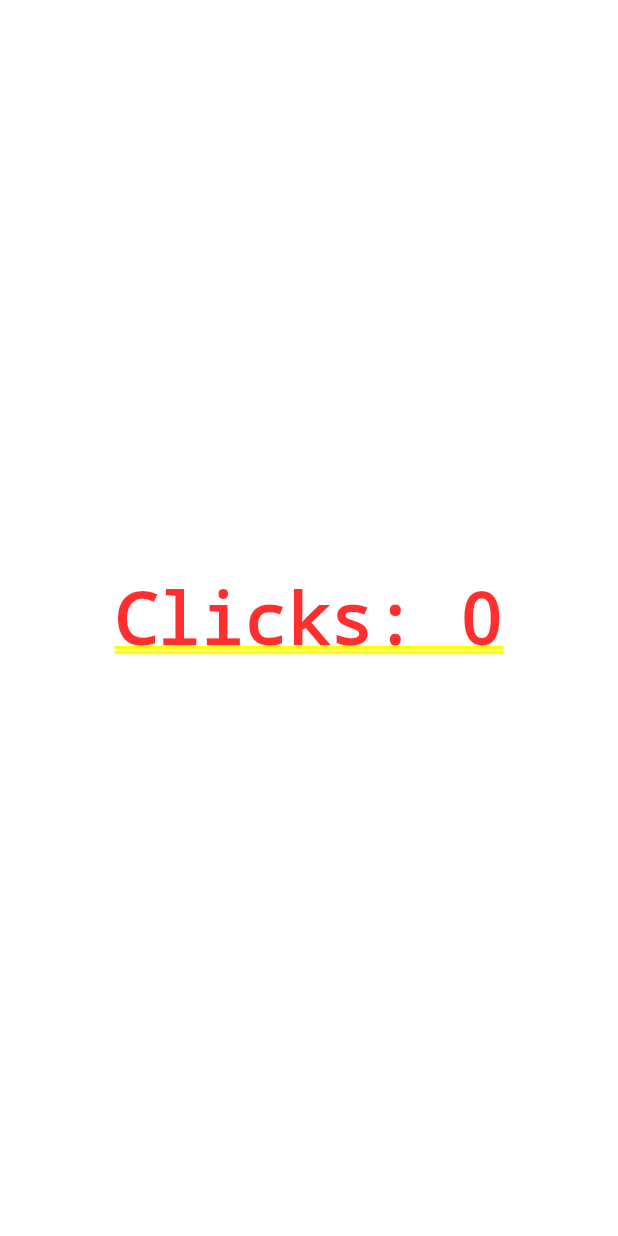
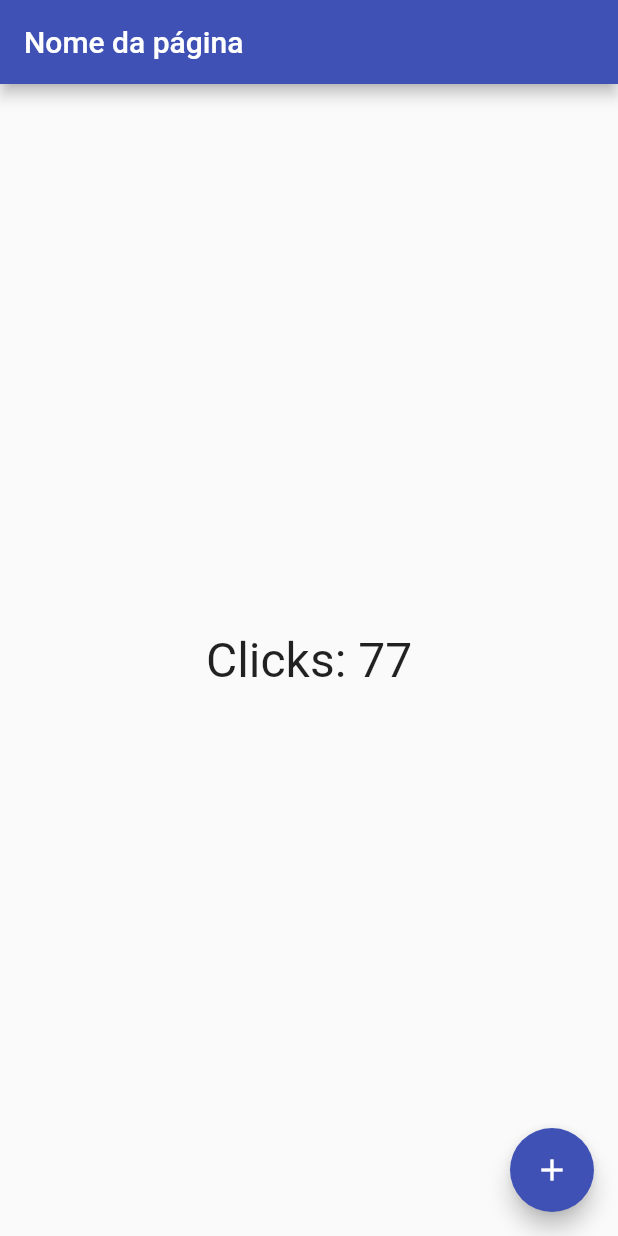
Before and after one commit to sousa-p/aprendendo_flutter, a Flutter app: the screen it shows after launch, on a phone screen of 412 x 824 dp. Run offline on Flutter 3.47's test engine with Material 2 defaults, Android fonts, the phone set to English and light mode, and no system bars.

Commit message:
Testando Scaffold

```diff
--- /dev/null
+++ b/lib/app_widget.dart
@@ -0,0 +1,10 @@
+import 'package:aprendendo_flutter/home_page.dart';
+import 'package:flutter/material.dart';
+
+class AppWidget extends StatelessWidget {
+  @override
+  Widget build(BuildContext context) {
+    return MaterialApp(
+        theme: ThemeData(primarySwatch: Colors.indigo), home: HomePage());
+  }
+}
--- /dev/null
+++ b/lib/home_page.dart
@@ -0,0 +1,35 @@
+import 'package:flutter/material.dart';
+
+class HomePage extends StatefulWidget {
+  @override
+  State<StatefulWidget> createState() {
+    return HomePageState();
+  }
+}
+
+class HomePageState extends State<HomePage> {
+  int counter = 77;
+
+  @override
+  Widget build(BuildContext context) {
+    return Scaffold(
+      appBar: AppBar(
+        title: Text('Nome da página'),
+      ),
+      body: Center(
+        child: Text(
+          'Clicks: $counter',
+          style: TextStyle(fontSize: 32),
+        ),
+      ),
+      floatingActionButton: FloatingActionButton(
+        child: Icon(Icons.add),
+        onPressed: () {
+          setState(() {
+            counter++;
+          });
+        },
+      ),
+    );
+  }
+}
--- a/lib/main.dart
+++ b/lib/main.dart
@@ -1,42 +1,6 @@
+import 'package:aprendendo_flutter/app_widget.dart';
 import 'package:flutter/material.dart';
 
 main() {
   runApp(AppWidget());
 }
-
-class AppWidget extends StatelessWidget {
-  @override
-  Widget build(BuildContext context) {
-    return MaterialApp(
-        theme: ThemeData(primarySwatch: Colors.purple), home: HomePage());
-  }
-}
-
-class HomePage extends StatefulWidget {
-  @override
-  State<StatefulWidget> createState() {
-    return HomePageState();
-  }
-}
-
-class HomePageState extends State<HomePage> {
-  int counter = 0;
-
-  @override
-  Widget build(BuildContext context) {
-    // TODO: implement build
-    return Container(
-      child: Center(
-        child: GestureDetector(
-          child: Text('Clicks: $counter'),
-          onTap: () {
-            setState(() {
-              counter += 1;
-              print('Clicado');
-            });
-          },
-        ),
-      ),
-    );
-  }
-}
```
